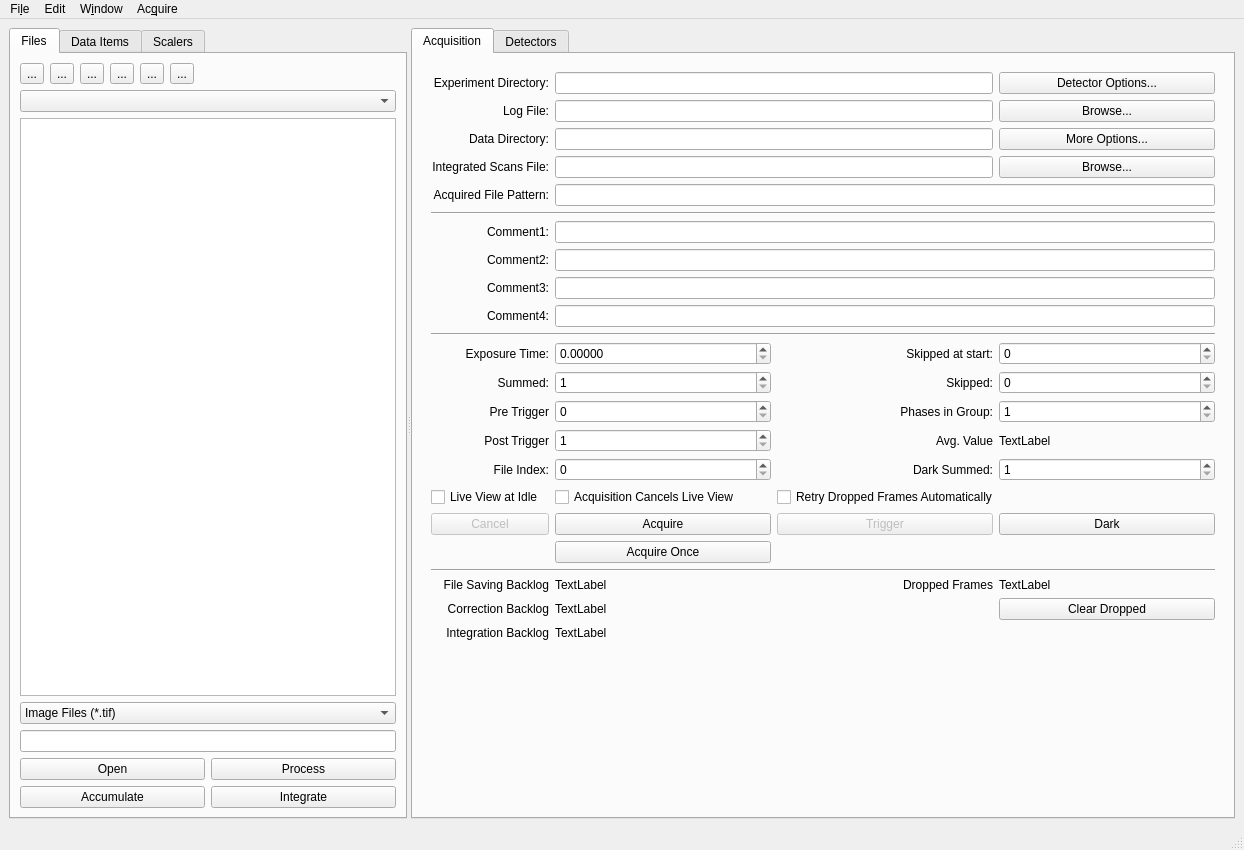
Old version of the form libraries/qxrdlib/qxrdacquisitionwindow.ui in the repository guyjennings/qxrd.
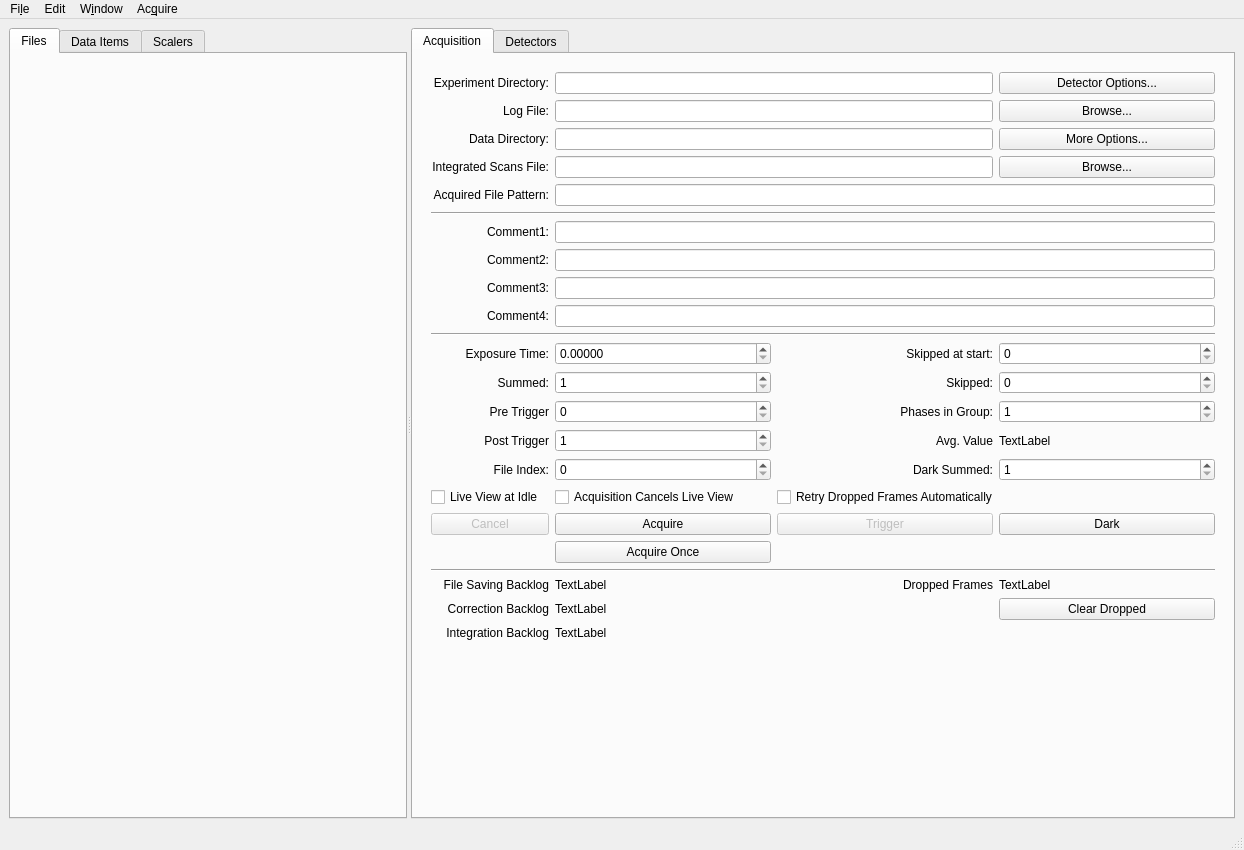
New version of the form. Icons and pictures are not drawn. Custom widgets are drawn as their Qt base class.

Diff of the .ui file:
```diff
--- a/libraries/qxrdlib/qxrdacquisitionwindow.ui
+++ b/libraries/qxrdlib/qxrdacquisitionwindow.ui
@@ -29,214 +29,8 @@
          <string>Files</string>
         </attribute>
         <layout class="QGridLayout" name="gridLayout_4">
-         <item row="0" column="0" colspan="2">
-          <layout class="QHBoxLayout" name="horizontalLayout">
-           <item>
-            <widget class="QToolButton" name="m_PrevDirectoryButton">
-             <property name="toolTip">
-              <string>Return to previous directory</string>
-             </property>
-             <property name="text">
-              <string>...</string>
-             </property>
-             <property name="icon">
-              <iconset resource="qxrdresources.qrc">
-               <normaloff>:/images/go-left.png</normaloff>:/images/go-left.png</iconset>
-             </property>
-            </widget>
-           </item>
-           <item>
-            <widget class="QToolButton" name="m_UpDirectoryButton">
-             <property name="toolTip">
-              <string>Change directory up one level</string>
-             </property>
-             <property name="text">
-              <string>...</string>
-             </property>
-             <property name="icon">
-              <iconset resource="qxrdresources.qrc">
-               <normaloff>:/images/go-up.png</normaloff>:/images/go-up.png</iconset>
-             </property>
-            </widget>
-           </item>
-           <item>
-            <widget class="QToolButton" name="m_ChangeDirectoryButton">
-             <property name="toolTip">
-              <string>Select a new directory</string>
-             </property>
-             <property name="text">
-              <string>...</string>
-             </property>
-             <property name="icon">
-              <iconset resource="qxrdresources.qrc">
-               <normaloff>:/images/fileopen.png</normaloff>:/images/fileopen.png</iconset>
-             </property>
-            </widget>
-           </item>
-           <item>
-            <widget class="QToolButton" name="m_HomeDirectoryButton">
-             <property name="toolTip">
-              <string>Change to home directory</string>
-             </property>
-             <property name="text">
-              <string>...</string>
-             </property>
-             <property name="icon">
-              <iconset resource="qxrdresources.qrc">
-               <normaloff>:/images/go-home.png</normaloff>:/images/go-home.png</iconset>
-             </property>
-            </widget>
-           </item>
-           <item>
-            <widget class="QToolButton" name="m_AcquisitionDirectoryButton">
-             <property name="toolTip">
-              <string>Change to acquisition output directory</string>
-             </property>
-             <property name="text">
-              <string>...</string>
-             </property>
-             <property name="icon">
-              <iconset resource="qxrdresources.qrc">
-               <normaloff>:/images/system-run.png</normaloff>:/images/system-run.png</iconset>
-             </property>
-            </widget>
-           </item>
-           <item>
-            <widget class="QToolButton" name="m_RefreshButton">
-             <property name="toolTip">
-              <string>Refresh directory listing</string>
-             </property>
-             <property name="text">
-              <string>...</string>
-             </property>
-             <property name="icon">
-              <iconset resource="qxrdresources.qrc">
-               <normaloff>:/images/view-refresh.png</normaloff>:/images/view-refresh.png</iconset>
-             </property>
-            </widget>
-           </item>
-           <item>
-            <spacer name="horizontalSpacer">
-             <property name="orientation">
-              <enum>Qt::Horizontal</enum>
-             </property>
-             <property name="sizeHint" stdset="0">
-              <size>
-               <width>77</width>
-               <height>20</height>
-              </size>
-             </property>
-            </spacer>
-           </item>
-          </layout>
-         </item>
-         <item row="1" column="0" colspan="2">
-          <widget class="QComboBox" name="m_RootDirectoryCombo"/>
-         </item>
-         <item row="2" column="0" colspan="2">
-          <widget class="QxrdFileBrowserView" name="m_FileBrowser">
-           <property name="alternatingRowColors">
-            <bool>true</bool>
-           </property>
-           <property name="selectionBehavior">
-            <enum>QAbstractItemView::SelectRows</enum>
-           </property>
-           <property name="showGrid">
-            <bool>false</bool>
-           </property>
-           <property name="sortingEnabled">
-            <bool>true</bool>
-           </property>
-           <attribute name="verticalHeaderVisible">
-            <bool>false</bool>
-           </attribute>
-          </widget>
-         </item>
-         <item row="3" column="0" colspan="2">
-          <widget class="QComboBox" name="m_FilterChoices">
-           <item>
-            <property name="text">
-             <string>Image Files (*.tif)</string>
-            </property>
-           </item>
-           <item>
-            <property name="text">
-             <string>Processed Files (*nnnnn.tif)</string>
-            </property>
-           </item>
-           <item>
-            <property name="text">
-             <string>Raw Image Files (*.raw.tif)</string>
-            </property>
-           </item>
-           <item>
-            <property name="text">
-             <string>Dark Image Files (*.dark.tif)</string>
-            </property>
-           </item>
-           <item>
-            <property name="text">
-             <string>Integrated Data Files (*.avg)</string>
-            </property>
-           </item>
-           <item>
-            <property name="text">
-             <string>Metadata Files (*.metadata)</string>
-            </property>
-           </item>
-           <item>
-            <property name="text">
-             <string>All Files (*)</string>
-            </property>
-           </item>
-          </widget>
-         </item>
-         <item row="4" column="0" colspan="2">
-          <widget class="QLineEdit" name="m_FileSelector">
-           <property name="toolTip">
-            <string>File filter</string>
-           </property>
-          </widget>
-         </item>
-         <item row="5" column="0">
-          <widget class="QPushButton" name="m_OpenButton">
-           <property name="toolTip">
-            <string>Open selected files</string>
-           </property>
-           <property name="text">
-            <string>Open</string>
-           </property>
-          </widget>
-         </item>
-         <item row="5" column="1">
-          <widget class="QPushButton" name="m_ProcessButton">
-           <property name="toolTip">
-            <string>Process selected files</string>
-           </property>
-           <property name="text">
-            <string>Process</string>
-           </property>
-          </widget>
-         </item>
-         <item row="6" column="0">
-          <widget class="QPushButton" name="m_AccumulateButton">
-           <property name="toolTip">
-            <string>Accumulate (sum) selected files</string>
-           </property>
-           <property name="text">
-            <string>Accumulate</string>
-           </property>
-          </widget>
-         </item>
-         <item row="6" column="1">
-          <widget class="QPushButton" name="m_IntegrateButton">
-           <property name="toolTip">
-            <string>Integrate selected files</string>
-           </property>
-           <property name="text">
-            <string>Integrate</string>
-           </property>
-          </widget>
+         <item row="0" column="0">
+          <widget class="QxrdFileBrowserWidget" name="m_FileBrowserWidget" native="true"/>
          </item>
         </layout>
        </widget>
@@ -1332,21 +1126,22 @@
   </action>
  </widget>
  <customwidgets>
-  <customwidget>
-   <class>QxrdExposureTimeSpinner</class>
-   <extends>QDoubleSpinBox</extends>
-   <header>qxrdexposuretimespinner.h</header>
-  </customwidget>
-  <customwidget>
-   <class>QxrdFileBrowserView</class>
-   <extends>QTableView</extends>
-   <header>qxrdfilebrowserview.h</header>
-  </customwidget>
   <customwidget>
    <class>QcepDatasetBrowserView</class>
    <extends>QTreeView</extends>
    <header>qcepdatasetbrowserview.h</header>
   </customwidget>
+  <customwidget>
+   <class>QxrdFileBrowserWidget</class>
+   <extends>QWidget</extends>
+   <header>qxrdfilebrowserwidget.h</header>
+   <container>1</container>
+  </customwidget>
+  <customwidget>
+   <class>QxrdExposureTimeSpinner</class>
+   <extends>QDoubleSpinBox</extends>
+   <header>qxrdexposuretimespinner.h</header>
+  </customwidget>
  </customwidgets>
  <resources>
   <include location="qxrdresources.qrc"/>
```
